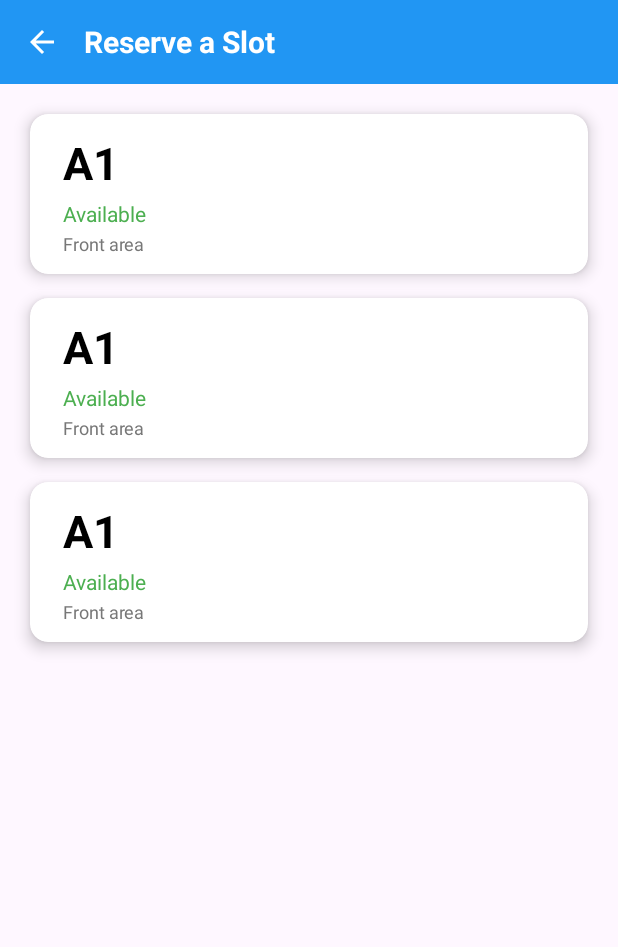
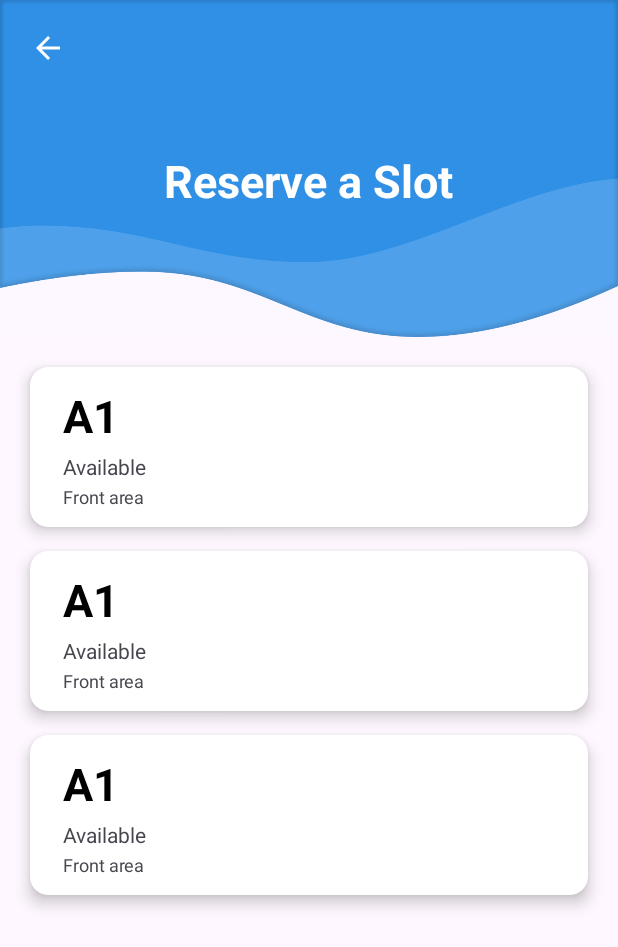
Before and after one commit to sharkyrahh/SD_SEC43_G06_43, an Android app: the layout activity_reserve.xml on its own in the app's theme, with its tools: preview values and no code run, on a phone screen of 412 x 824 dp. Shown: the top 947 px of the screen. Run offline under Robolectric (Android 15) with nearby library versions, the phone set to English and light mode, and no system bars.

Commit message:
error fix

```diff
--- a/SmartParkParkingSystem/app/src/main/java/com/example/smartparkparkingsystem/ui/home/HomeFragment.java
+++ b/SmartParkParkingSystem/app/src/main/java/com/example/smartparkparkingsystem/ui/home/HomeFragment.java
@@ -247,8 +247,5 @@ public class HomeFragment extends Fragment {
     @Override
     public void onDestroyView() {
         super.onDestroyView();
-        if (parkingRef != null) {
-            parkingRef.removeEventListener((ValueEventListener) null);
-        }
     }
 }
--- a/SmartParkParkingSystem/app/src/main/res/layout/activity_reserve.xml
+++ b/SmartParkParkingSystem/app/src/main/res/layout/activity_reserve.xml
@@ -8,48 +8,50 @@
     android:layout_height="match_parent"
     tools:context=".ReserveActivity">
 
-    <!-- Toolbar (kept as you had) -->
-    <LinearLayout
-        android:id="@+id/toolbar"
-        android:layout_width="match_parent"
-        android:layout_height="56dp"
-        android:background="#2196F3"
-        android:orientation="horizontal"
-        android:gravity="center_vertical"
-        android:paddingStart="16dp"
-        android:paddingEnd="16dp"
-        app:layout_constraintTop_toTopOf="parent"
-        app:layout_constraintStart_toStartOf="parent"
-        app:layout_constraintEnd_toEndOf="parent">
+    <FrameLayout
+        android:id="@+id/wave"
+        android:layout_width="wrap_content"
+        android:layout_height="wrap_content"
+        tools:ignore="MissingConstraints">
+        <ImageView
+            android:layout_width="match_parent"
+            android:layout_height="wrap_content"
+            android:src="@drawable/wave"
+            android:scaleType="fitXY"
+            android:adjustViewBounds="true"
+            app:layout_constraintTop_toBottomOf="@id/toolbar"
+            app:layout_constraintStart_toStartOf="parent"
+            app:layout_constraintEnd_toEndOf="parent" />
 
         <ImageView
             android:id="@+id/backButton"
             android:layout_width="wrap_content"
             android:layout_height="wrap_content"
             android:src="@drawable/back_icon"
-            android:tint="@android:color/white"
-            tools:ignore="ContentDescription,UseAppTint" />
+            app:tint="@color/white"
+            android:layout_marginTop="20dp"
+            android:layout_marginLeft="20dp"/>
 
         <TextView
             android:id="@+id/headerTitle"
             android:layout_width="wrap_content"
             android:layout_height="wrap_content"
             android:text="Reserve a Slot"
-            android:textColor="@android:color/white"
-            android:textSize="20sp"
+            android:textColor="@color/white"
+            android:textSize="30sp"
             android:textStyle="bold"
-            android:layout_marginStart="16dp"
-            tools:ignore="HardcodedText" />
-    </LinearLayout>
+            android:layout_gravity="center_horizontal"
+            tools:ignore="HardcodedText"
+            android:layout_marginTop="100dp"/>
+    </FrameLayout>
 
-    <!-- RecyclerView: grid of parking slots -->
     <androidx.recyclerview.widget.RecyclerView
         android:id="@+id/rvReserveSlots"
         android:layout_width="0dp"
         android:layout_height="0dp"
         android:padding="12dp"
         android:clipToPadding="false"
-        app:layout_constraintTop_toBottomOf="@id/toolbar"
+        app:layout_constraintTop_toBottomOf="@id/wave"
         app:layout_constraintBottom_toBottomOf="parent"
         app:layout_constraintStart_toStartOf="parent"
         app:layout_constraintEnd_toEndOf="parent"
--- a/SmartParkParkingSystem/app/src/main/res/layout/item_slot.xml
+++ b/SmartParkParkingSystem/app/src/main/res/layout/item_slot.xml
@@ -7,8 +7,7 @@
     android:layout_margin="8dp"
     app:cardCornerRadius="12dp"
     app:cardElevation="6dp"
-    android:id="@+id/cardView"
-    android:backgroundTint="@color/white">
+    android:id="@+id/cardView">
 
     <LinearLayout
         android:layout_width="match_parent"
@@ -24,7 +23,7 @@
             android:text="A1"
             android:textSize="30dp"
             android:textStyle="bold"
-            android:textColor="#000" />
+            android:textColor="#000000" />
 
         <TextView
             android:id="@+id/tvSlotStatus"
@@ -32,7 +31,6 @@
             android:layout_height="wrap_content"
             android:text="Available"
             android:textSize="14sp"
-            android:textColor="#4CAF50"
             android:layout_marginTop="4dp" />
 
         <TextView
@@ -41,7 +39,6 @@
             android:layout_height="wrap_content"
             android:text="Front area"
             android:textSize="12sp"
-            android:textColor="#777"
             android:layout_marginTop="2dp" />
     </LinearLayout>
 </androidx.cardview.widget.CardView>
```
Also changed, not shown: SmartParkParkingSystem/app/src/main/java/com/example/smartparkparkingsystem/slotsAdapter.java (+7 -3 lines), SmartParkParkingSystem/app/src/main/res/layout/activity_status.xml (+23 -19 lines), SmartParkParkingSystem/app/src/main/res/layout/activity_statusadmin.xml (+25 -21 lines).
